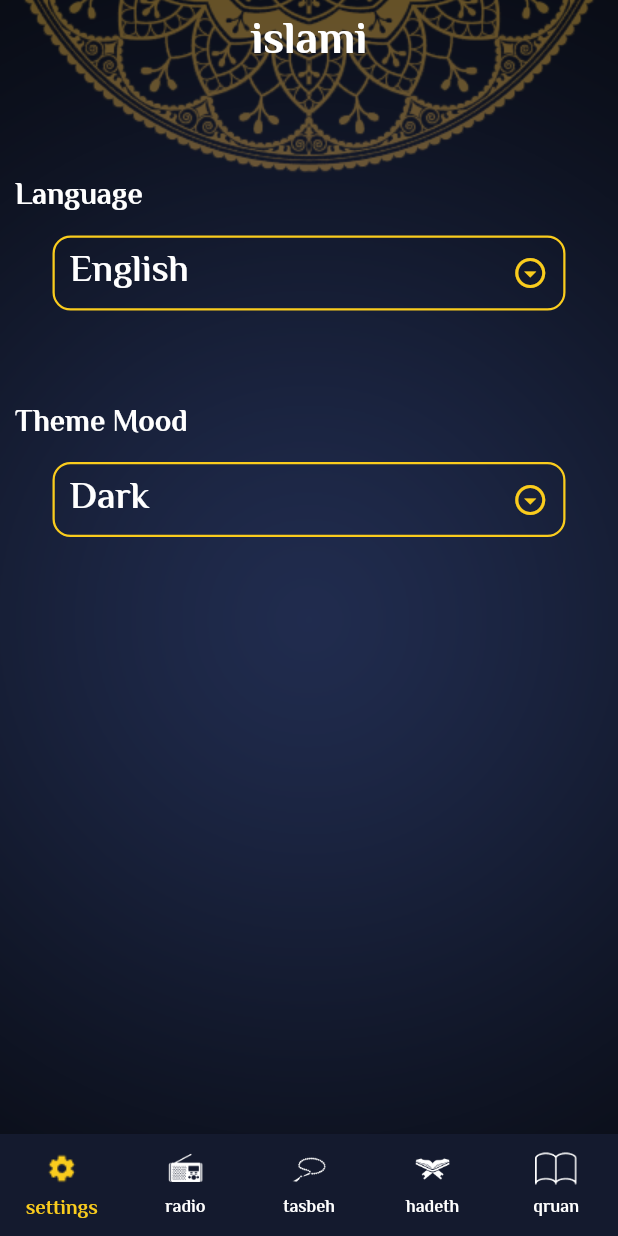
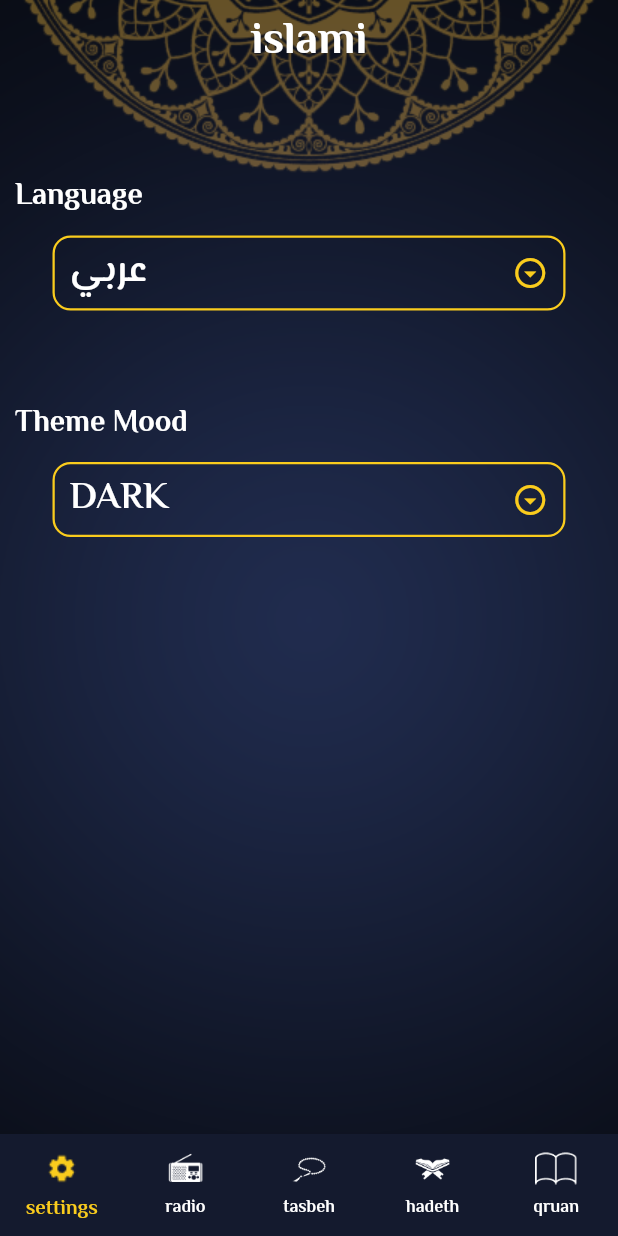
Before and after one commit to elaksher080/islami, a Flutter app: the screen it shows after launch, on a phone screen of 412 x 824 dp. Run offline on Flutter 3.47's test engine with Material 2 defaults, Android fonts, the phone set to English and light mode, and no system bars; our stand-ins replace google_fonts; generated files the repository leaves out were written again.

Commit message:
last_import(1)

```diff
--- /dev/null
+++ b/lib/core/provider/app_provider.dart
@@ -0,0 +1,31 @@
+import 'package:flutter/material.dart';
+
+class AppProvider extends ChangeNotifier {
+  String currentLocal = "en";
+  ThemeMode currentTheme = ThemeMode.dark;
+
+  changeTheme(ThemeMode newTheme) {
+    if (currentTheme == newTheme) return;
+    currentTheme = newTheme;
+    notifyListeners();
+  }
+
+  ////////////////////////////////////////////////
+
+  changeLanguage(String newLanguage) {
+    if (currentLocal == newLanguage) return;
+    currentLocal = newLanguage;
+    notifyListeners();
+  }
+
+  //////////////////////////////////////////////////
+  bool isDark() {
+    return currentTheme == ThemeMode.dark;
+  }
+
+  String backgroundImage() {
+    return isDark()
+        ? "assets/images/background_home_dark.png"
+        : "assets/images/background_homelayout.png";
+  }
+}
--- a/lib/core/theme/application_theme.dart
+++ b/lib/core/theme/application_theme.dart
@@ -6,6 +6,13 @@ class ApplicationTheme{
 
   static ThemeData lightTheme = ThemeData(
     primaryColor: const Color(0xFFB7935F),
+    colorScheme: ColorScheme.fromSeed(
+      primary: const Color(0xFFB7935F),
+      seedColor: const Color(0xFFB7935F),
+      onSecondary: Colors.black,
+      onPrimary: const Color(0xFFB7935F),
+      onBackground: const Color(0xFFF8F8F8),
+    ),
     scaffoldBackgroundColor: Colors.transparent,
     appBarTheme: AppBarTheme(
         iconTheme: const IconThemeData(
@@ -59,7 +66,7 @@ class ApplicationTheme{
         color: Colors.black,
       ),
     ),
-
+    dividerColor: const Color(0xFFB7935F),
   );
 
 ////////////////////////////////////////////////////////////////////////////////
@@ -69,6 +76,8 @@ class ApplicationTheme{
       primary: const Color(0xFF141A2E),
       seedColor: const Color(0xFF141A2E),
       onSecondary: const Color(0xFFFACC1D),
+      onPrimary: const Color(0xFFFACC1D),
+      onBackground: const Color(0xFF141A2E),
     ),
     scaffoldBackgroundColor: Colors.transparent,
     appBarTheme: AppBarTheme(
--- a/lib/l10n/app_ar.arb
+++ b/lib/l10n/app_ar.arb
@@ -4,5 +4,9 @@
   "hadeth": "أحاديث",
   "tasbeh": "تسبيح",
   "radio": "راديو",
-  "settings": "الاعدادات"
+  "settings": "الاعدادات",
+  "theme_mood": "النمط",
+  "language": "اللغه",
+  "dark": "داكن",
+  "light": "فاتح"
 }
--- a/lib/l10n/app_en.arb
+++ b/lib/l10n/app_en.arb
@@ -4,5 +4,9 @@
   "hadeth": "hadeth",
   "tasbeh": "tasbeh",
   "radio": "radio",
-  "settings": "settings"
+  "settings": "settings",
+  "theme_mood": "Theme Mood",
+  "language": "Language",
+  "dark": "DARK",
+  "light": "Light"
 }
--- a/lib/layout/home_layout.dart
+++ b/lib/layout/home_layout.dart
@@ -1,11 +1,12 @@
 import 'package:flutter/material.dart';
 import 'package:flutter_gen/gen_l10n/app_localizations.dart';
-import 'package:islami/core/theme/application_theme.dart';
+import 'package:islami/core/provider/app_provider.dart';
 import 'package:islami/moduls/hadeth/hadeth_view.dart';
 import 'package:islami/moduls/quran/quran_view.dart';
 import 'package:islami/moduls/radio/radio_view.dart';
+import 'package:islami/moduls/sebha/sebha_view.dart';
 import 'package:islami/moduls/settings/settings_view.dart';
-import 'package:islami/moduls/tasbeh/tasbeh_view.dart';
+import 'package:provider/provider.dart';
 
 class HomeLayout extends StatefulWidget {
 
@@ -23,24 +24,22 @@ class _HomeLayoutState extends State<HomeLayout> {
   List<Widget> screens = [
     SettingsView(),
     RadioView(),
-    TasbehView(),
+    SebhaView(),
     HadethView(),
     QuranView(),
   ];
 
   @override
   Widget build(BuildContext context) {
+    var appProvider = Provider.of<AppProvider>(context);
 
     return Container(
       decoration: BoxDecoration(
         image: DecorationImage(
-          image: AssetImage(ApplicationTheme.isDark
-              ? "assets/images/background_home_dark.png"
-              : "assets/images/background_homelayout.png"),
+          image: AssetImage(appProvider.backgroundImage()),
           fit: BoxFit.cover,
         ),
       ),
-
       child: Scaffold(
         backgroundColor: Colors.transparent,
         //////////////////////////////////////////
--- a/lib/main.dart
+++ b/lib/main.dart
@@ -1,14 +1,19 @@
 import 'package:flutter/material.dart';
 import 'package:flutter_gen/gen_l10n/app_localizations.dart';
+import 'package:islami/core/provider/app_provider.dart';
 import 'package:islami/core/theme/application_theme.dart';
 import 'package:islami/layout/home_layout.dart';
 import 'package:islami/moduls/quran/quran_details_view.dart';
 import 'package:islami/moduls/splash_screen/splash-screen.dart';
+import 'package:provider/provider.dart';
 
 import 'moduls/hadeth/hadeth_details_view.dart';
 
 void main() {
-  runApp(const MyApplcation());
+  runApp(
+    ChangeNotifierProvider(
+        create: (context) => AppProvider(), child: const MyApplcation()),
+  );
 }
 
 class MyApplcation extends StatelessWidget {
@@ -16,18 +21,19 @@ class MyApplcation extends StatelessWidget {
 
   @override
   Widget build(BuildContext context) {
+    ///////////////////////////////////////////
+    var appProvider = Provider.of<AppProvider>(context);
+    /////////////////////////////////////////
     return MaterialApp(
       debugShowCheckedModeBanner: false,
-      ///////////////////////////////////////
-
       ///////////////////////////////////
       theme: ApplicationTheme.lightTheme,
       darkTheme: ApplicationTheme.darkTheme,
-      themeMode: ApplicationTheme.isDark ? ThemeMode.dark : ThemeMode.light,
+      themeMode: appProvider.currentTheme,
       ////////////////////////////////////////////
       localizationsDelegates: AppLocalizations.localizationsDelegates,
       supportedLocales: AppLocalizations.supportedLocales,
-      locale: Locale("en"),
+      locale: Locale(appProvider.currentLocal),
       ///////////////////////////////////
       initialRoute: Splashscreen.routeName,
       routes: {
--- a/lib/moduls/quran/quran_view.dart
+++ b/lib/moduls/quran/quran_view.dart
@@ -146,7 +146,7 @@ class QuranView extends StatelessWidget {
             Container(
               width: 1.5,
               height: 45,
-              color: theme.colorScheme.onSecondary,
+              color: theme.colorScheme.onPrimary,
             ),
             Expanded(
               child: Text(
--- a/lib/moduls/quran/widget/quran_item.dart
+++ b/lib/moduls/quran/widget/quran_item.dart
@@ -22,7 +22,7 @@ class QuranItem extends StatelessWidget {
         Container(
           width: 1.5,
           height: 45,
-          color: theme.colorScheme.onSecondary,
+          color: theme.colorScheme.onPrimary,
         ),
         Expanded(
           child: Text(
--- a/lib/moduls/settings/settings_view.dart
+++ b/lib/moduls/settings/settings_view.dart
@@ -1,7 +1,10 @@
 import 'package:flutter/material.dart';
+import 'package:flutter_gen/gen_l10n/app_localizations.dart';
+import 'package:islami/core/provider/app_provider.dart';
 import 'package:islami/moduls/settings/widget/language_bottom_sheet_widget.dart';
 import 'package:islami/moduls/settings/widget/setting_item.dart';
 import 'package:islami/moduls/settings/widget/theme_mood_bottom_sheet.dart';
+import 'package:provider/provider.dart';
 
 class SettingsView extends StatelessWidget {
   const SettingsView({super.key});
@@ -10,14 +13,17 @@ class SettingsView extends StatelessWidget {
   Widget build(BuildContext context) {
     var theme = Theme.of(context);
     var mediaQuery = MediaQuery.of(context).size;
+    var appProvider = Provider.of<AppProvider>(context);
+    var local = AppLocalizations.of(context)!;
     return Padding(
       padding: const EdgeInsets.symmetric(horizontal: 10, vertical: 60),
       child: Column(
         crossAxisAlignment: CrossAxisAlignment.stretch,
         children: [
           SettingItem(
-            settingOptionTitle: "Language",
-            selectedOption: "English",
+            settingOptionTitle: local.language,
+            selectedOption:
+                appProvider.changeLanguage == ("en") ? "English" : "عربي",
             onOptionToped: () {
               showLanguageBottomSheet(context);
             },
@@ -26,8 +32,8 @@ class SettingsView extends StatelessWidget {
           SizedBox(height: 50),
 
           SettingItem(
-            settingOptionTitle: "Theme Mood",
-            selectedOption: "Dark",
+            settingOptionTitle: local.theme_mood,
+            selectedOption: appProvider.isDark() ? local.dark : local.light,
             onOptionToped: () {
               showThemeBottomSheet(context);
             },
--- a/lib/moduls/settings/widget/selected_option.dart
+++ b/lib/moduls/settings/widget/selected_option.dart
@@ -23,7 +23,10 @@ class SelectedOption extends StatelessWidget {
         mainAxisAlignment: MainAxisAlignment.spaceBetween,
         children: [
           Text(selectedTitle),
-          Icon(Icons.check_circle_outline_rounded),
+          Icon(
+            Icons.check_circle_outline_rounded,
+            color: theme.colorScheme.onSecondary,
+          ),
         ],
       ),
     );
--- /dev/null
+++ b/lib/moduls/tasbeh/sebha_view.dart
@@ -0,0 +1 @@
+// TODO Implement this library.
--- a/pubspec.yaml
+++ b/pubspec.yaml
@@ -39,6 +39,7 @@ dependencies:
   # Use with the CupertinoIcons class for iOS style icons.
   cupertino_icons: ^1.0.2
   google_fonts: ^6.0.0
+  provider: ^6.0.5
 
 dev_dependencies:
   flutter_test:
```
Also changed, not shown: lib/moduls/hadeth/hadeth_details_view.dart (+5 -5 lines), lib/moduls/quran/quran_details_view.dart (+5 -5 lines), lib/moduls/settings/widget/language_bottom_sheet_widget.dart (+23 -2 lines), lib/moduls/settings/widget/theme_mood_bottom_sheet.dart (+26 -2 lines), lib/moduls/splash_screen/splash-screen.dart (+10 -11 lines), lib/moduls/tasbeh/tasbeh_view.dart (deleted, +0 -20 lines), pubspec.lock. Lines whose indentation alone changed are shown as unchanged.
